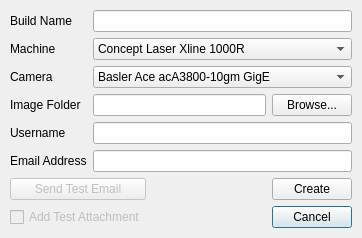
This is gui/dialogNewBuild.ui in Spinarakk/defectmonitor as Qt 5 draws it before an edit. The edited form follows.
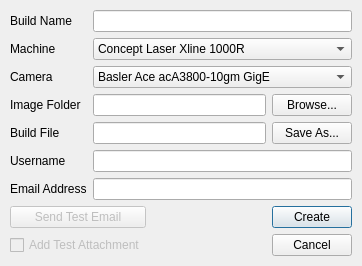
This is the edited form.

```diff
--- a/gui/dialogNewBuild.ui
+++ b/gui/dialogNewBuild.ui
@@ -7,7 +7,7 @@
     <x>0</x>
     <y>0</y>
     <width>361</width>
-    <height>231</height>
+    <height>260</height>
    </rect>
   </property>
   <property name="font">
@@ -31,13 +31,6 @@
    <property name="bottomMargin">
     <number>10</number>
    </property>
-   <item row="9" column="3">
-    <widget class="QPushButton" name="pushCancel">
-     <property name="text">
-      <string>Cancel</string>
-     </property>
-    </widget>
-   </item>
    <item row="3" column="0">
     <widget class="QLabel" name="labelImageFolder">
      <property name="text">
@@ -45,29 +38,6 @@
      </property>
     </widget>
    </item>
-   <item row="3" column="1" colspan="2">
-    <widget class="QLineEdit" name="lineImageFolder">
-     <property name="readOnly">
-      <bool>true</bool>
-     </property>
-    </widget>
-   </item>
-   <item row="8" column="3">
-    <widget class="QPushButton" name="pushCreate">
-     <property name="text">
-      <string>Create</string>
-     </property>
-    </widget>
-   </item>
-   <item row="1" column="1" colspan="3">
-    <widget class="QComboBox" name="comboMachine">
-     <item>
-      <property name="text">
-       <string>Concept Laser Xline 1000R</string>
-      </property>
-     </item>
-    </widget>
-   </item>
    <item row="1" column="0">
     <widget class="QLabel" name="labelMachine">
      <property name="text">
@@ -78,7 +48,7 @@
      </property>
     </widget>
    </item>
-   <item row="6" column="0">
+   <item row="7" column="0">
     <widget class="QLabel" name="labelEmailAddress">
      <property name="text">
       <string>Email Address</string>
@@ -88,6 +58,46 @@
      </property>
     </widget>
    </item>
+   <item row="6" column="0">
+    <widget class="QLabel" name="labelUsername">
+     <property name="text">
+      <string>Username</string>
+     </property>
+     <property name="buddy">
+      <cstring>lineUsername</cstring>
+     </property>
+    </widget>
+   </item>
+   <item row="9" column="3">
+    <widget class="QPushButton" name="pushCreate">
+     <property name="text">
+      <string>Create</string>
+     </property>
+    </widget>
+   </item>
+   <item row="10" column="3">
+    <widget class="QPushButton" name="pushCancel">
+     <property name="text">
+      <string>Cancel</string>
+     </property>
+    </widget>
+   </item>
+   <item row="3" column="1" colspan="2">
+    <widget class="QLineEdit" name="lineImageFolder">
+     <property name="readOnly">
+      <bool>true</bool>
+     </property>
+    </widget>
+   </item>
+   <item row="1" column="1" colspan="3">
+    <widget class="QComboBox" name="comboMachine">
+     <item>
+      <property name="text">
+       <string>Concept Laser Xline 1000R</string>
+      </property>
+     </item>
+    </widget>
+   </item>
    <item row="0" column="0">
     <widget class="QLabel" name="labelBuildName">
      <property name="text">
@@ -98,16 +108,6 @@
      </property>
     </widget>
    </item>
-   <item row="5" column="0">
-    <widget class="QLabel" name="labelUsername">
-     <property name="text">
-      <string>Username</string>
-     </property>
-     <property name="buddy">
-      <cstring>lineUsername</cstring>
-     </property>
-    </widget>
-   </item>
    <item row="3" column="3">
     <widget class="QPushButton" name="pushBrowseIF">
      <property name="toolTip">
@@ -135,40 +135,13 @@
     </widget>
    </item>
    <item row="6" column="1" colspan="3">
-    <widget class="QLineEdit" name="lineEmailAddress">
-     <property name="clearButtonEnabled">
-      <bool>true</bool>
-     </property>
-    </widget>
-   </item>
-   <item row="5" column="1" colspan="3">
     <widget class="QLineEdit" name="lineUsername">
      <property name="clearButtonEnabled">
       <bool>true</bool>
      </property>
     </widget>
    </item>
-   <item row="2" column="0">
-    <widget class="QLabel" name="labelCamera">
-     <property name="text">
-      <string>Camera</string>
-     </property>
-    </widget>
-   </item>
    <item row="9" column="0" colspan="2">
-    <widget class="QCheckBox" name="checkAddAttachment">
-     <property name="enabled">
-      <bool>false</bool>
-     </property>
-     <property name="toolTip">
-      <string>Check this box to add an attachment (a test picture) to the test email notification.</string>
-     </property>
-     <property name="text">
-      <string>Add Test Attachment</string>
-     </property>
-    </widget>
-   </item>
-   <item row="8" column="0" colspan="2">
     <widget class="QPushButton" name="pushSendTestEmail">
      <property name="enabled">
       <bool>false</bool>
@@ -178,7 +151,14 @@
      </property>
     </widget>
    </item>
-   <item row="8" column="2">
+   <item row="7" column="1" colspan="3">
+    <widget class="QLineEdit" name="lineEmailAddress">
+     <property name="clearButtonEnabled">
+      <bool>true</bool>
+     </property>
+    </widget>
+   </item>
+   <item row="9" column="2">
     <spacer name="horizontalSpacer">
      <property name="orientation">
       <enum>Qt::Horizontal</enum>
@@ -191,6 +171,50 @@
      </property>
     </spacer>
    </item>
+   <item row="10" column="0" colspan="2">
+    <widget class="QCheckBox" name="checkAddAttachment">
+     <property name="enabled">
+      <bool>false</bool>
+     </property>
+     <property name="toolTip">
+      <string>Check this box to add an attachment (a test picture) to the test email notification.</string>
+     </property>
+     <property name="text">
+      <string>Add Test Attachment</string>
+     </property>
+    </widget>
+   </item>
+   <item row="2" column="0">
+    <widget class="QLabel" name="labelCamera">
+     <property name="text">
+      <string>Camera</string>
+     </property>
+    </widget>
+   </item>
+   <item row="4" column="0">
+    <widget class="QLabel" name="labelBuildFile">
+     <property name="text">
+      <string>Build File</string>
+     </property>
+    </widget>
+   </item>
+   <item row="4" column="3">
+    <widget class="QPushButton" name="pushSaveAsBF">
+     <property name="toolTip">
+      <string>Select where the settings file for the current build will be stored.</string>
+     </property>
+     <property name="text">
+      <string>Save As...</string>
+     </property>
+    </widget>
+   </item>
+   <item row="4" column="1" colspan="2">
+    <widget class="QLineEdit" name="lineBuildFile">
+     <property name="readOnly">
+      <bool>true</bool>
+     </property>
+    </widget>
+   </item>
   </layout>
  </widget>
  <tabstops>
```
Left out of the diff: 2 changed lines with no effect on the pictures.
